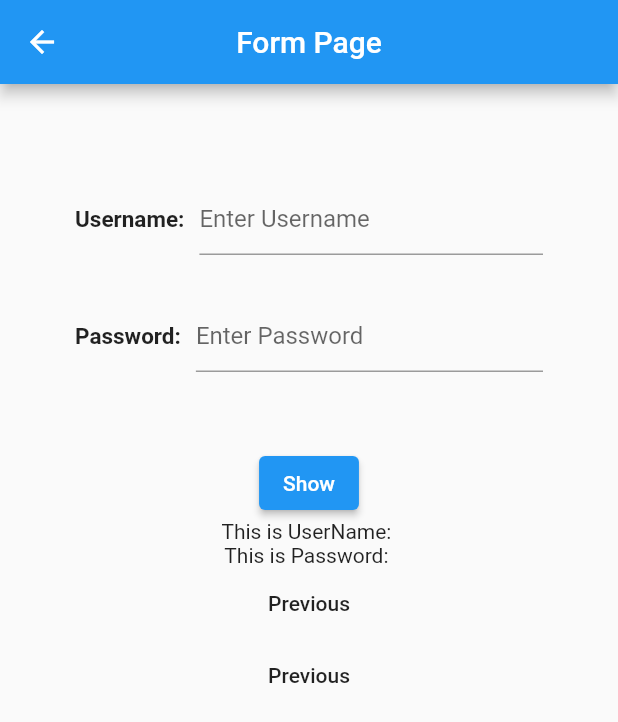
After one commit to Jainish-twoiq/sample_widgets, a Flutter app: the FormScreen screen opened directly, on a phone screen of 412 x 824 dp. The commit adds this screen. Shown: the top 722 px of the screen. Run offline on Flutter 3.47's test engine with Material 2 defaults, Android fonts, the phone set to English and light mode, and no system bars.

Commit message:
created form screen

```diff
--- /dev/null
+++ b/lib/form.dart
@@ -0,0 +1,129 @@
+import 'package:flutter/material.dart';
+import 'package:flutter/painting.dart';
+import 'package:flutter/rendering.dart';
+import 'package:flutter/services.dart';
+
+class FormScreen extends StatefulWidget {
+  const FormScreen({Key? key}) : super(key: key);
+
+  @override
+  _FormScreenState createState() => _FormScreenState();
+}
+
+class _FormScreenState extends State<FormScreen> {
+  String _value = '';
+
+  TextEditingController userName = TextEditingController();
+  TextEditingController password = TextEditingController();
+
+  void onChange(String value) {
+    setState(() => _value = 'Change $value');
+  }
+
+  void _showBottom() {
+    showModalBottomSheet<void>(
+        context: context,
+        builder: (BuildContext context) {
+          return Container(
+            padding: const EdgeInsets.all(15.0),
+            child: Row(
+              mainAxisAlignment: MainAxisAlignment.center,
+              children: <Widget>[
+                const Text(
+                  'Click Here For Next Page',
+                  style: TextStyle(color: Colors.red),
+                ),
+                ElevatedButton(
+                  onPressed: () => Navigator.pop(context),
+                  child: const Text('Next'),
+                )
+              ],
+            ),
+          );
+        });
+  }
+
+  @override
+  Widget build(BuildContext context) {
+    return Scaffold(
+      appBar: AppBar(
+        title: Text('Form Page'),
+        centerTitle: true,
+      ),
+      body: Container(
+        padding: EdgeInsets.all(50.0),
+        child: Center(
+          child: Column(
+            children: <Widget>[
+              Text(_value),
+              Row(
+                children: [
+                  Text(
+                    'Username:',
+                    style: TextStyle(
+                      fontWeight: FontWeight.bold,
+                      fontSize: 15.0,
+                    ),
+                  ),
+                  SizedBox(
+                    width: 10.0,
+                  ),
+                  Expanded(
+                      child: TextField(
+                    controller: userName,
+                    autocorrect: true,
+                    decoration: const InputDecoration(
+                      hintText: 'Enter Username',
+                    ),
+                  )),
+                ],
+              ),
+              const SizedBox(height: 30.0),
+              Row(
+                children: [
+                  const Text(
+                    'Password:',
+                    style: TextStyle(
+                      fontWeight: FontWeight.bold,
+                      fontSize: 15.0,
+                    ),
+                  ),
+                  const SizedBox(width: 10.0),
+                  Expanded(
+                    child: TextField(
+                      controller: password,
+                      obscureText: true,
+                      decoration: const InputDecoration(
+                        hintText: 'Enter Password',
+                      ),
+                    ),
+                  ),
+                ],
+              ),
+              const SizedBox(height: 50.0),
+              ElevatedButton(
+                  onPressed: () {
+                    setState(() {});
+                  },
+                  child: const Text('Show')),
+              Text('This is UserName: ' + userName.text),
+              Text('This is Password: ' + password.text),
+              FlatButton(
+                onPressed: () {
+                  Navigator.pop(context);
+                },
+                child: Text('Previous'),
+              ),
+              FlatButton(
+                onPressed: () {
+                  //Navigator.push(context, route);
+                },
+                child: Text('Previous'),
+              ),
+            ],
+          ),
+        ),
+      ),
+    );
+  }
+}
--- a/lib/home_screen.dart
+++ b/lib/home_screen.dart
@@ -1,6 +1,7 @@
 import 'package:flutter/cupertino.dart';
 import 'package:flutter/material.dart';
 import 'package:flutter/widgets.dart';
+import 'package:sample_widgets/form.dart';
 
 class homePage extends StatefulWidget {
   const homePage({Key? key}) : super(key: key);
@@ -23,8 +24,10 @@ class _homePageState extends State<homePage> {
                   'Click Here For Next Page',
                   style: TextStyle(color: Colors.red),
                 ),
+                const SizedBox(width: 15.0),
                 ElevatedButton(
-                  onPressed: () => Navigator.pop(context),
+                  onPressed: () => Navigator.push(
+                      context, MaterialPageRoute(builder: (_) => FormScreen())),
                   child: const Text('Next'),
                 )
               ],
```
